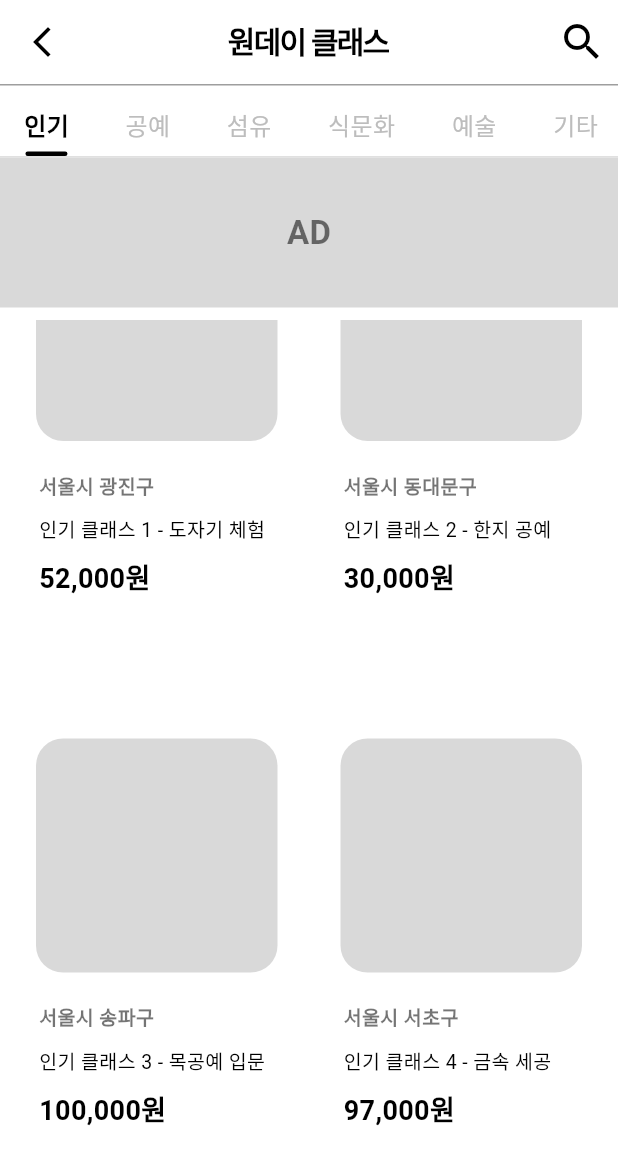
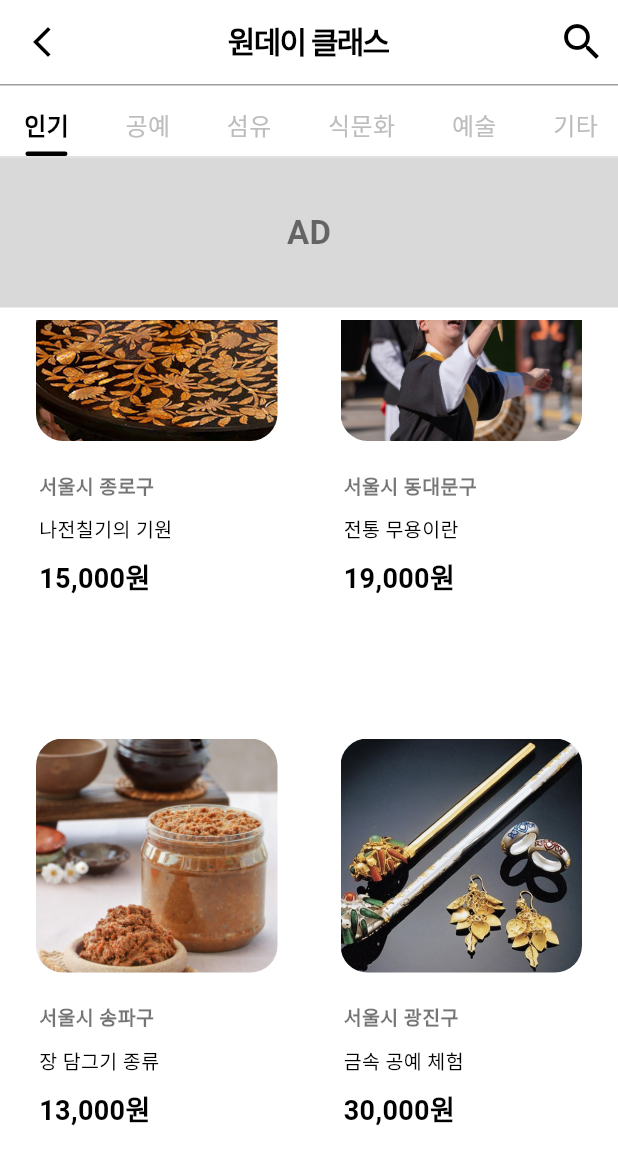
Before and after one commit to K-Hackathon-01z/eum-front, a Flutter app: the OnedayClassScreen screen opened by its route, scrolled down 87 dp, on a phone screen of 412 x 824 dp. Shown: the top 1165 px of the screen. Run offline on Flutter 3.47's test engine with Material 3 defaults, Android fonts, the phone set to English and light mode, and no system bars; our stand-ins replace flutter_svg.

Commit message:
feat: "원데이 클래스 인기 항목 이미지 업로드"

```diff
--- a/lib/screens/user/home/oneday_class/card_detail.dart
+++ b/lib/screens/user/home/oneday_class/card_detail.dart
@@ -3,7 +3,7 @@ import '../../../../widgets/user/button.dart';
 import '../../../../widgets/user/calendar.dart';
 
 class CardDetailScreen extends StatefulWidget {
-  final String imageUrl;
+  final String? imageUrl;
   final String desc;
   final String price;
   final String region;
--- a/lib/screens/user/home/oneday_class/oneday_class.dart
+++ b/lib/screens/user/home/oneday_class/oneday_class.dart
@@ -26,10 +26,10 @@ class _OnedayClassScreenState extends State<OnedayClassScreen> {
 
   final Map<String, List<Map<String, String>>> classDataByCategory = {
     '인기': [
-      {'region': '서울시 광진구', 'desc': '인기 클래스 1 - 도자기 체험', 'price': '52,000원'},
-      {'region': '서울시 동대문구', 'desc': '인기 클래스 2 - 한지 공예', 'price': '30,000원'},
-      {'region': '서울시 송파구', 'desc': '인기 클래스 3 - 목공예 입문', 'price': '100,000원'},
-      {'region': '서울시 서초구', 'desc': '인기 클래스 4 - 금속 세공', 'price': '97,000원'},
+      {'region': '서울시 종로구', 'desc': '나전칠기의 기원', 'price': '15,000원', 'image': 'assets/images/oneday_class/hot01.png'},
+      {'region': '서울시 동대문구', 'desc': '전통 무용이란', 'price': '19,000원', 'image': 'assets/images/oneday_class/hot02.png'},
+      {'region': '서울시 송파구', 'desc': '장 담그기 종류', 'price': '13,000원', 'image': 'assets/images/oneday_class/hot03.png'},
+      {'region': '서울시 광진구', 'desc': '금속 공예 체험', 'price': '30,000원', 'image': 'assets/images/oneday_class/hot04.png'},
     ],
     '공예': [
       {'region': '서울시 강남구', 'desc': '공예 클래스 1 - 나전칠기', 'price': '60,000원'},
@@ -218,7 +218,7 @@ class _OnedayClassScreenState extends State<OnedayClassScreen> {
                         context,
                         MaterialPageRoute(
                           builder: (_) => CardDetailScreen(
-                            imageUrl: 'https://placehold.co/450x240', // 예시 이미지
+                            imageUrl: data['image'] ?? null,
                             desc: data['desc']!,
                             price: data['price']!,
                             region: data['region']!,
@@ -228,7 +228,12 @@ class _OnedayClassScreenState extends State<OnedayClassScreen> {
                         ),
                       );
                     },
-                    child: OnedayClassCard(region: data['region']!, desc: data['desc']!, price: data['price']!),
+                    child: OnedayClassCard(
+                      region: data['region']!,
+                      desc: data['desc']!,
+                      price: data['price']!,
+                      imagePath: data['image'],
+                    ),
                   );
                 },
               ),
--- a/lib/widgets/user/oneday_class_card.dart
+++ b/lib/widgets/user/oneday_class_card.dart
@@ -4,9 +4,9 @@ class OnedayClassCard extends StatelessWidget {
   final String region;
   final String desc;
   final String price;
-  final Widget? image;
+  final String? imagePath;
 
-  const OnedayClassCard({super.key, required this.region, required this.desc, required this.price, this.image});
+  const OnedayClassCard({super.key, required this.region, required this.desc, required this.price, this.imagePath});
 
   @override
   Widget build(BuildContext context) {
@@ -25,8 +25,13 @@ class OnedayClassCard extends StatelessWidget {
               child: LayoutBuilder(
                 builder: (context, constraints) {
                   final double size = constraints.maxWidth;
-                  return image ??
-                      Container(
+                  if (imagePath != null && imagePath!.isNotEmpty) {
+                    return ClipRRect(
+                      borderRadius: BorderRadius.circular(18),
+                      child: Image.asset(imagePath!, width: size, height: size, fit: BoxFit.cover),
+                    );
+                  } else {
+                    return Container(
                       width: size,
                       height: size,
                       decoration: BoxDecoration(
@@ -35,6 +40,7 @@ class OnedayClassCard extends StatelessWidget {
                       ),
                       alignment: Alignment.center,
                     );
+                  }
                 },
               ),
             ),
```
Also changed, not shown: assets/images/oneday_class/hot04.png (added). Lines whose indentation alone changed are shown as unchanged.
